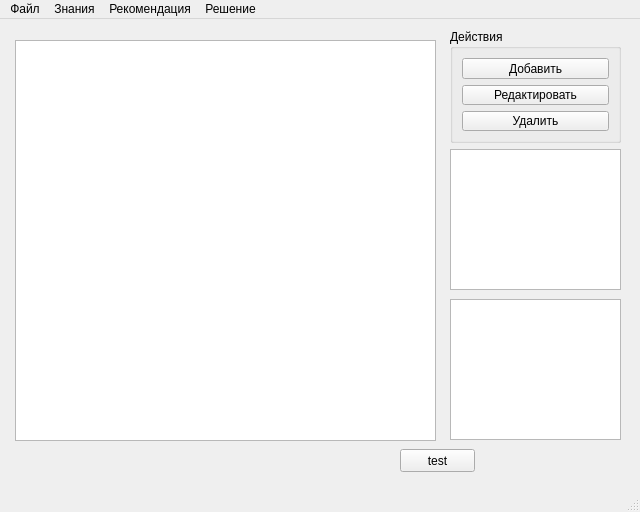
The window that gui/MainWindow.ui (muxaulmarin/CocktailExpertSystem) describes before a commit, drawn with Qt 5.
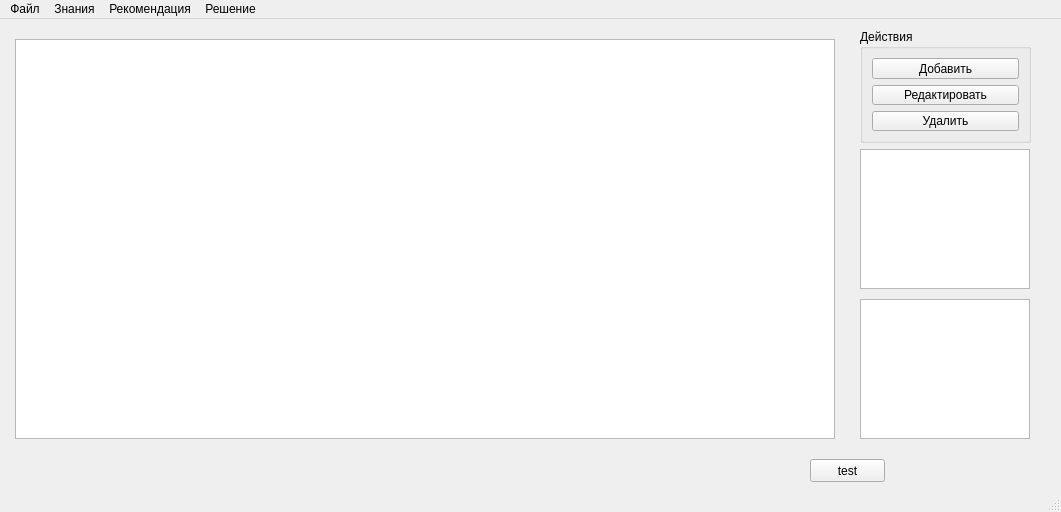
The same window after the commit.

Patch:
```diff
--- a/gui/MainWindow.ui
+++ b/gui/MainWindow.ui
@@ -6,7 +6,7 @@
    <rect>
     <x>0</x>
     <y>0</y>
-    <width>640</width>
+    <width>1061</width>
     <height>512</height>
    </rect>
   </property>
@@ -17,20 +17,20 @@
    <widget class="QListWidget" name="listWidget">
     <property name="geometry">
      <rect>
-      <x>450</x>
+      <x>860</x>
       <y>130</y>
-      <width>171</width>
-      <height>141</height>
+      <width>170</width>
+      <height>140</height>
      </rect>
     </property>
    </widget>
    <widget class="QListWidget" name="listWidget_2">
     <property name="geometry">
      <rect>
-      <x>450</x>
+      <x>860</x>
       <y>280</y>
-      <width>171</width>
-      <height>141</height>
+      <width>170</width>
+      <height>140</height>
      </rect>
     </property>
    </widget>
@@ -38,16 +38,16 @@
     <property name="geometry">
      <rect>
       <x>15</x>
-      <y>21</y>
-      <width>421</width>
-      <height>401</height>
+      <y>20</y>
+      <width>820</width>
+      <height>400</height>
      </rect>
     </property>
    </widget>
    <widget class="QGroupBox" name="groupBox">
     <property name="geometry">
      <rect>
-      <x>450</x>
+      <x>860</x>
       <y>10</y>
       <width>171</width>
       <height>114</height>
@@ -83,8 +83,8 @@
    <widget class="QPushButton" name="test_button">
     <property name="geometry">
      <rect>
-      <x>400</x>
-      <y>430</y>
+      <x>810</x>
+      <y>440</y>
       <width>75</width>
       <height>23</height>
      </rect>
@@ -99,7 +99,7 @@
     <rect>
      <x>0</x>
      <y>0</y>
-     <width>640</width>
+     <width>1061</width>
      <height>21</height>
     </rect>
    </property>
```
Left out of the diff: 28 changed lines with no effect on the pictures.
